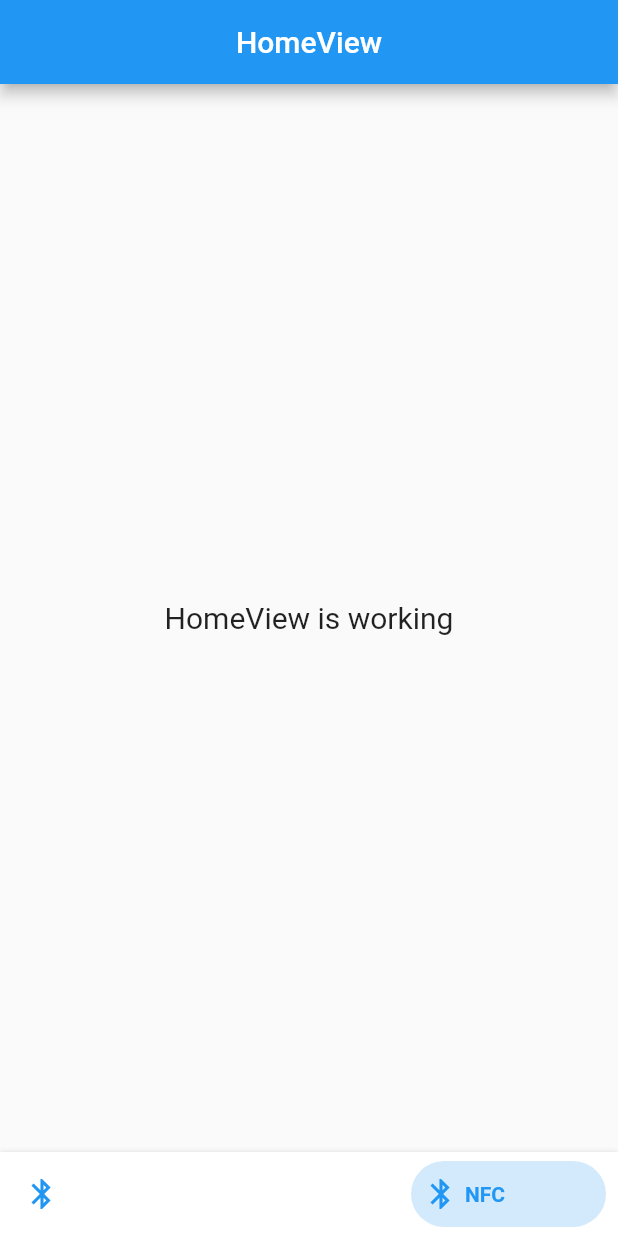
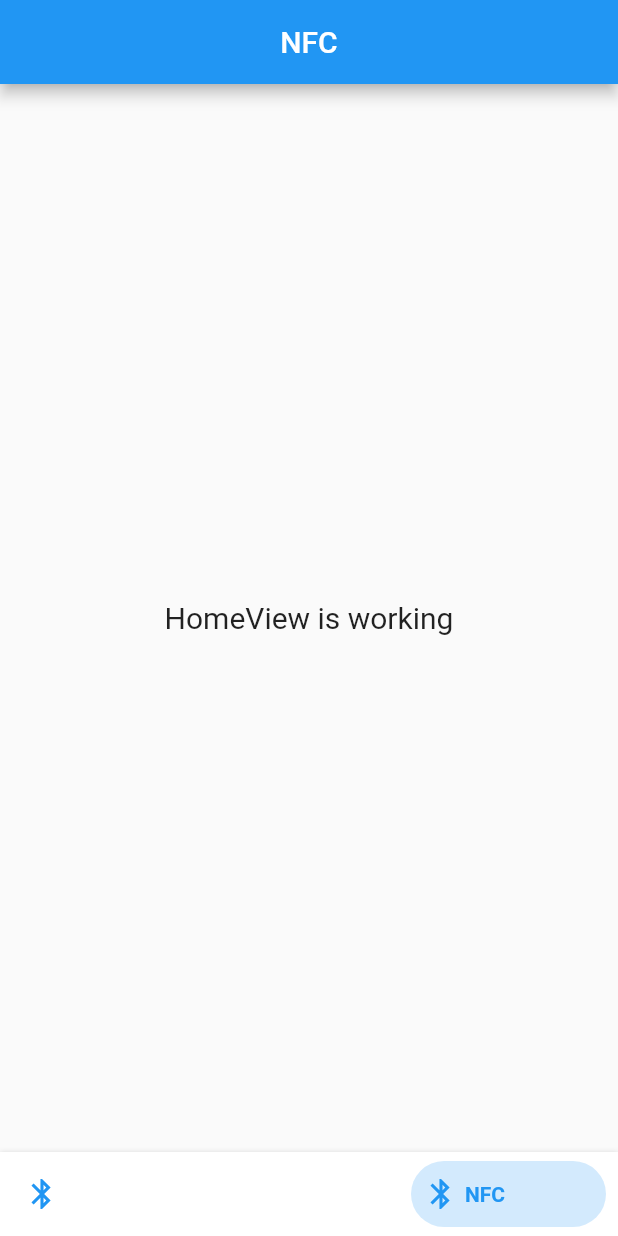
Before and after one commit to lismaroliveira1/flutter_blu_nfc_example, a Flutter app: the screen it shows after launch, item 2 of the bottom bar chosen, on a phone screen of 412 x 824 dp. Run offline on Flutter 3.47's test engine with Material 2 defaults, Android fonts, the phone set to English and light mode, and no system bars; drawn by our look-alikes of bottom_navy_bar; our stand-ins replace get.

Commit message:
change app bar text by controller

```diff
--- a/lib/app/modules/home/controllers/home_controller.dart
+++ b/lib/app/modules/home/controllers/home_controller.dart
@@ -2,8 +2,10 @@ import 'package:get/get.dart';
 
 class HomeController extends GetxController {
   var _page = 0.obs;
+  var _barText = 'Bluetooth'.obs;
 
   int get pageControllerOut => _page.value;
+  String get barTexrOut => _barText.value;
 
   @override
   void onInit() {
@@ -19,6 +21,17 @@ class HomeController extends GetxController {
   void onClose() {}
 
   void changePage(int page) {
+    switch (page) {
+      case 0:
+        _barText.value = 'Bluetooth';
+        break;
+      case 1:
+        _barText.value = 'NFC';
+        break;
+      case 2:
+        _barText.value = 'Setup';
+        break;
+    }
     _page.value = page;
   }
 }
--- a/lib/app/modules/home/views/home_view.dart
+++ b/lib/app/modules/home/views/home_view.dart
@@ -10,15 +10,10 @@ class HomeView extends GetView<HomeController> {
   Widget build(BuildContext context) {
     return Scaffold(
       appBar: AppBar(
-        title: Text('HomeView'),
+        title: Obx(() => Text(controller.barTexrOut)),
         centerTitle: true,
       ),
-      body: Center(
-        child: Text(
-          'HomeView is working',
-          style: TextStyle(fontSize: 20),
-        ),
-      ),
+      body: buildPage(controller.pageControllerOut),
       bottomNavigationBar: Obx(
         () => BottomNavyBar(
           selectedIndex: controller.pageControllerOut,
@@ -40,4 +35,13 @@ class HomeView extends GetView<HomeController> {
       ),
     );
   }
+
+  Center buildPage(int page) {
+    return Center(
+      child: Text(
+        'HomeView is working',
+        style: TextStyle(fontSize: 20),
+      ),
+    );
+  }
 }
```
